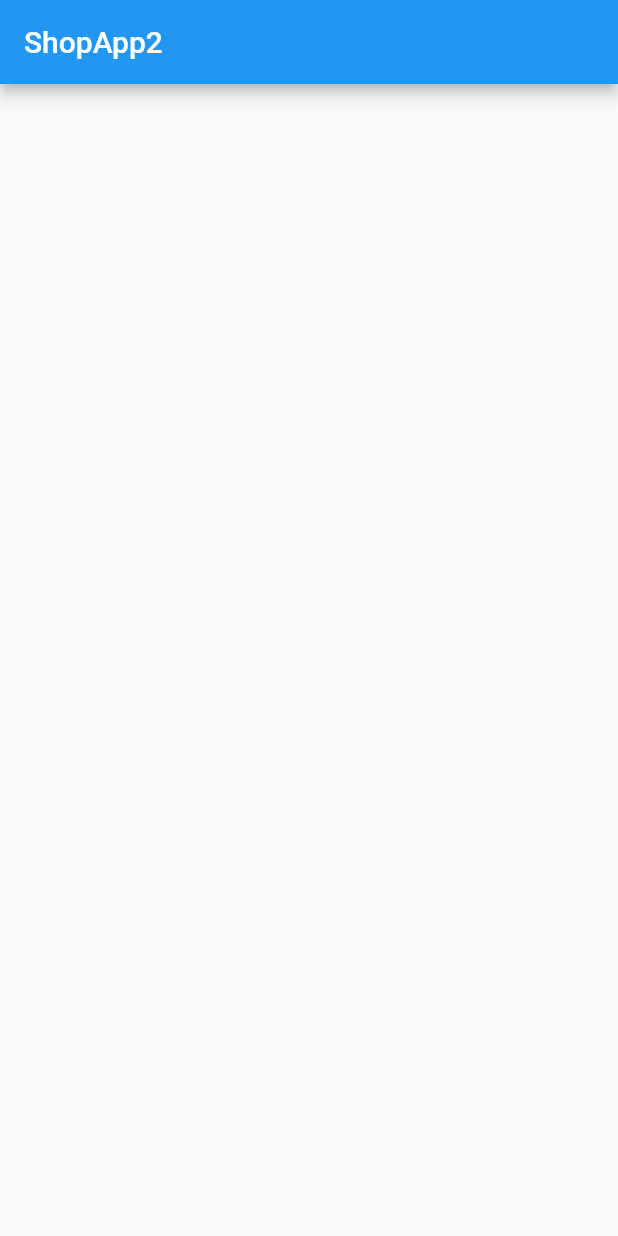
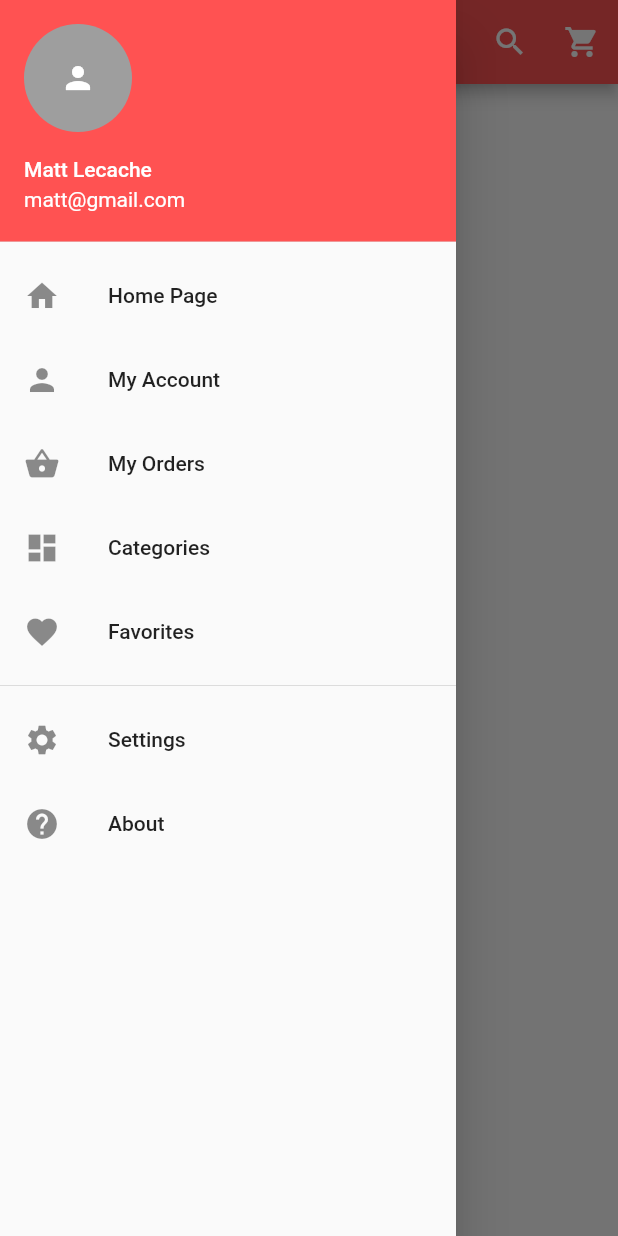
Before and after one commit to preshen-goobiah/FlutterShopApp, a Flutter app: the screen it shows after launch, with the side drawer open (before the commit the screen has no drawer), on a phone screen of 412 x 824 dp. Run offline on Flutter 3.47's test engine with Material 2 defaults, Android fonts, the phone set to English and light mode, and no system bars.

```diff
--- a/lib/home.dart
+++ b/lib/home.dart
@@ -24,7 +24,100 @@ class _HomePageState extends State<HomePage>
     // TODO: implement build
     return Scaffold(
       appBar: new AppBar(
-        title: Text('ShopApp2')
+        backgroundColor: Colors.redAccent,
+        title: Text('FashApp'),
+        actions: <Widget>[
+          new IconButton(icon: Icon(Icons.search, color: Colors.white), onPressed: (){}),
+          new IconButton(icon: Icon(Icons.shopping_cart, color: Colors.white), onPressed: (){})
+        ],
+      ),
+
+      drawer: new Drawer(
+
+        child: new ListView(
+          children: <Widget>[
+            new UserAccountsDrawerHeader
+                (
+                accountName: Text('Matt Lecache'),
+                accountEmail: Text('matt@gmail.com'),
+
+                currentAccountPicture: GestureDetector(
+                  child: new CircleAvatar(
+                    backgroundColor: Colors.grey,
+                    child: Icon(Icons.person, color: Colors.white)
+                  )
+                ),
+              decoration: new BoxDecoration(
+                color: Colors.redAccent
+              )
+            ),
+//          Body
+
+          InkWell(
+            onTap: (){},
+            child: ListTile(
+              title: Text('Home Page'),
+              leading: Icon(Icons.home),
+
+            ),
+          ),
+            InkWell(
+              onTap: (){},
+              child: ListTile(
+                title: Text('My Account'),
+                leading: Icon(Icons.person),
+
+              ),
+            ),
+
+            InkWell(
+              onTap: (){},
+              child: ListTile(
+                title: Text('My Orders'),
+                leading: Icon(Icons.shopping_basket),
+
+              ),
+            ),
+
+            InkWell(
+              onTap: (){},
+              child: ListTile(
+                title: Text('Categories'),
+                leading: Icon(Icons.dashboard),
+
+              ),
+            ),
+            InkWell(
+              onTap: (){},
+              child: ListTile(
+                title: Text('Favorites'),
+                leading: Icon(Icons.favorite),
+
+              ),
+            ),
+
+            Divider(),
+
+            InkWell(
+              onTap: (){},
+              child: ListTile(
+                title: Text('Settings'),
+                leading: Icon(Icons.settings),
+
+              ),
+            ),
+            InkWell(
+              onTap: (){},
+              child: ListTile(
+                title: Text('About'),
+                leading: Icon(Icons.help),
+
+              ),
+            )
+
+          ],
+        )
+
       ),
     );
   }
```
Also changed, not shown: 1 other file.
